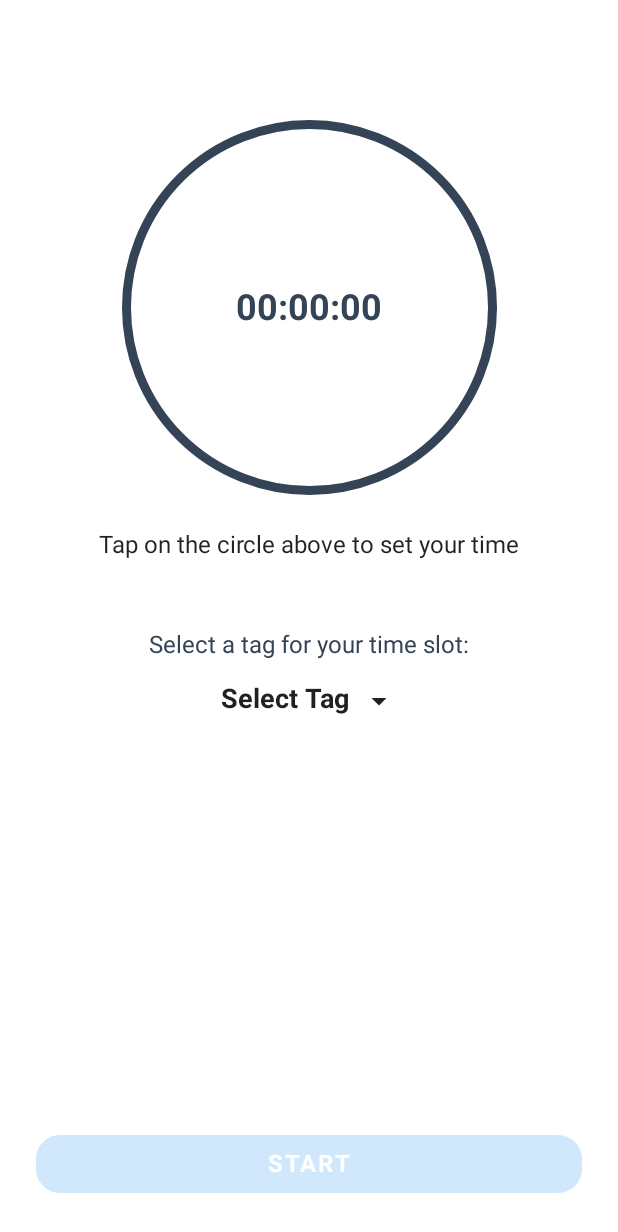
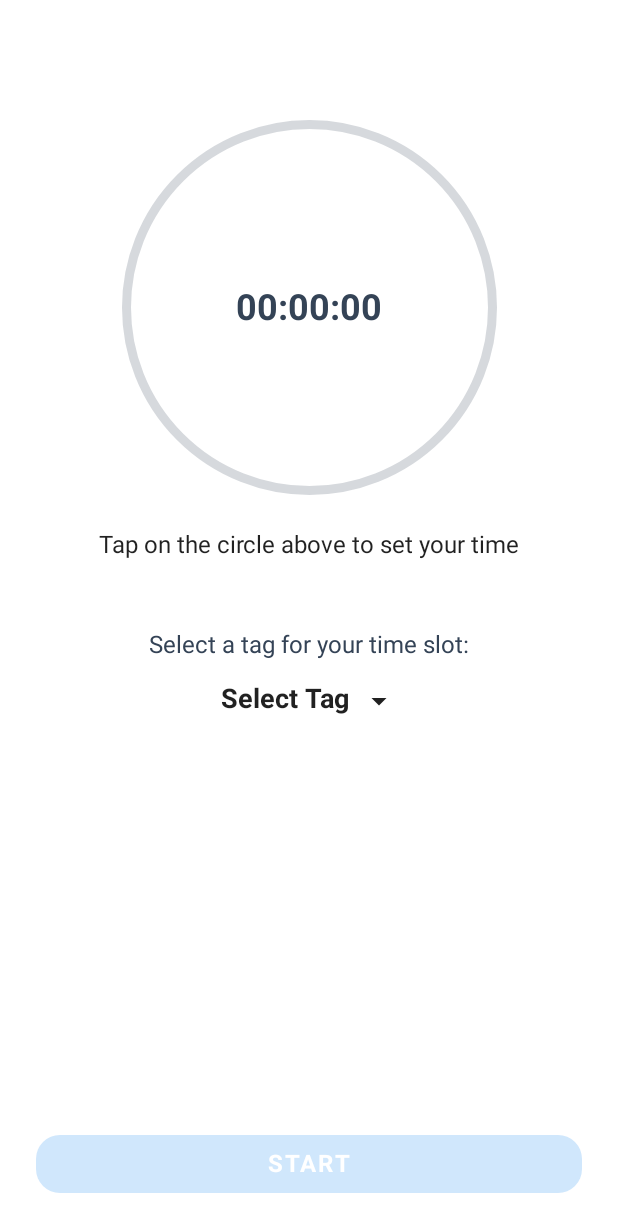
Before and after one commit to Saket37/Time-Slot-x-Goal-App, an Android app built with Jetpack Compose: the screen it shows after launch (MainActivity), on a phone screen of 412 x 824 dp. Shown: the top 1232 px of the screen. Run offline under Robolectric (Android 15) with nearby library versions, the phone set to English and light mode, and no system bars; our stand-ins replace Dagger/Hilt's generated code.

Commit message:
ui color changes

```diff
--- a/app/src/main/java/com/example/timeslotxgoalapp/ui/components/BaseButton.kt
+++ b/app/src/main/java/com/example/timeslotxgoalapp/ui/components/BaseButton.kt
@@ -42,7 +42,7 @@ fun BaseButton(
         shape = RoundedCornerShape(16.dp),
         colors = ButtonDefaults.buttonColors(
             buttonColor,
-            disabledBackgroundColor = DisabledButtonColor
+            disabledBackgroundColor = DisabledButtonColor.copy(0.20f)
         ), onClick = {
             if (hasCompleted) newGoalClick() else
                 onClick()
--- a/app/src/main/java/com/example/timeslotxgoalapp/ui/components/Timer.kt
+++ b/app/src/main/java/com/example/timeslotxgoalapp/ui/components/Timer.kt
@@ -46,7 +46,7 @@ fun Timer(
             color = ProgressColor,
             progress = animatedProgress,
             strokeWidth = 6.dp,
-            backgroundColor = ProgressBackgroundColor
+            backgroundColor = ProgressBackgroundColor.copy(.2f)
         )
         Text(
             text = timerText,
@@ -79,7 +79,7 @@ fun TimerText(
 
 @Composable
 fun CompletedTimerText() {
-    Text(text = stringResource(id = R.string.completed_timer_goal))
+    Text(text = stringResource(id = R.string.completed_timer_goal),fontWeight = FontWeight(400))
 }
 
 @Preview
--- a/app/src/main/java/com/example/timeslotxgoalapp/ui/theme/Color.kt
+++ b/app/src/main/java/com/example/timeslotxgoalapp/ui/theme/Color.kt
@@ -8,8 +8,8 @@ val Purple700 = Color(0xFF3700B3)
 val Teal200 = Color(0xFF03DAC5)
 
 val ActiveButtonColor = Color(0xFF1589EE)
-val ProgressColor = Color(0xFF1589EE).copy(0.2f)
+val ProgressColor = Color(0xFF1589EE)
 val ProgressBackgroundColor = Color(0xFF344356)
-val DisabledButtonColor = Color(0xFF1589EE).copy(0.20f)
+val DisabledButtonColor = Color(0xFF1589EE)
 val DescriptionTextColor = Color(0xFF344356)
 val EndButtonColor = Color(0xFFFF0C3E)
```
